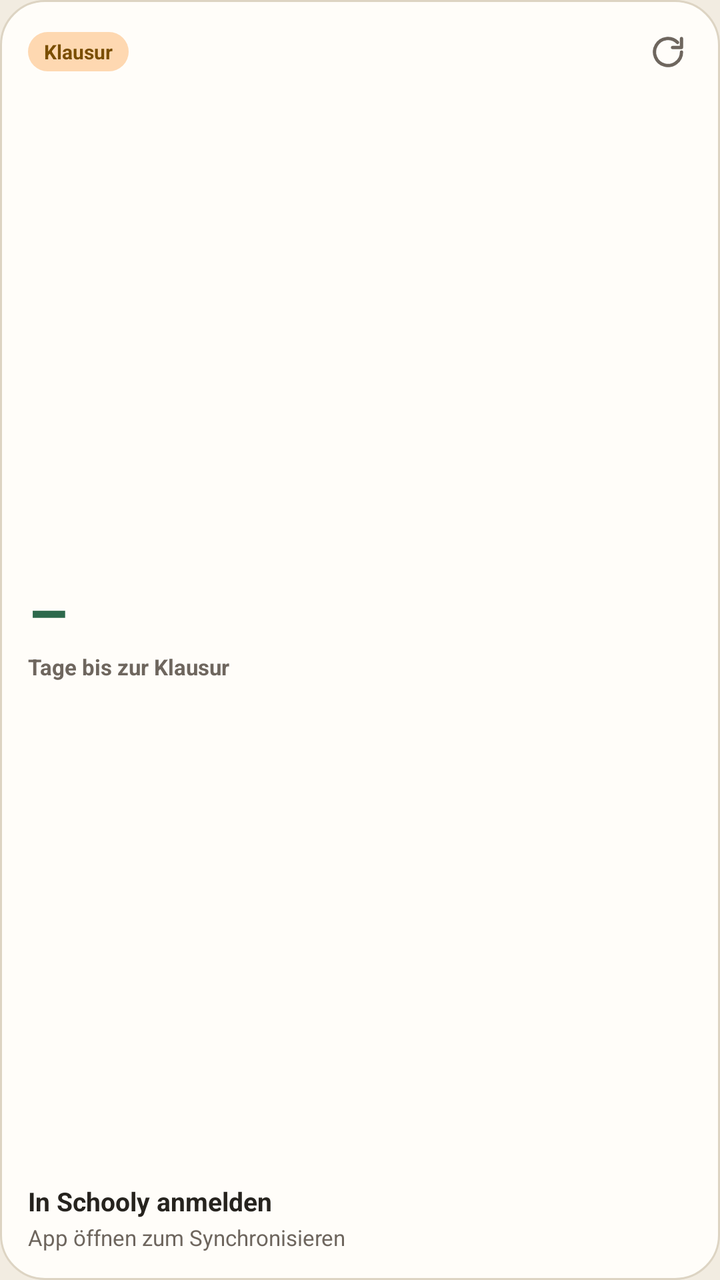
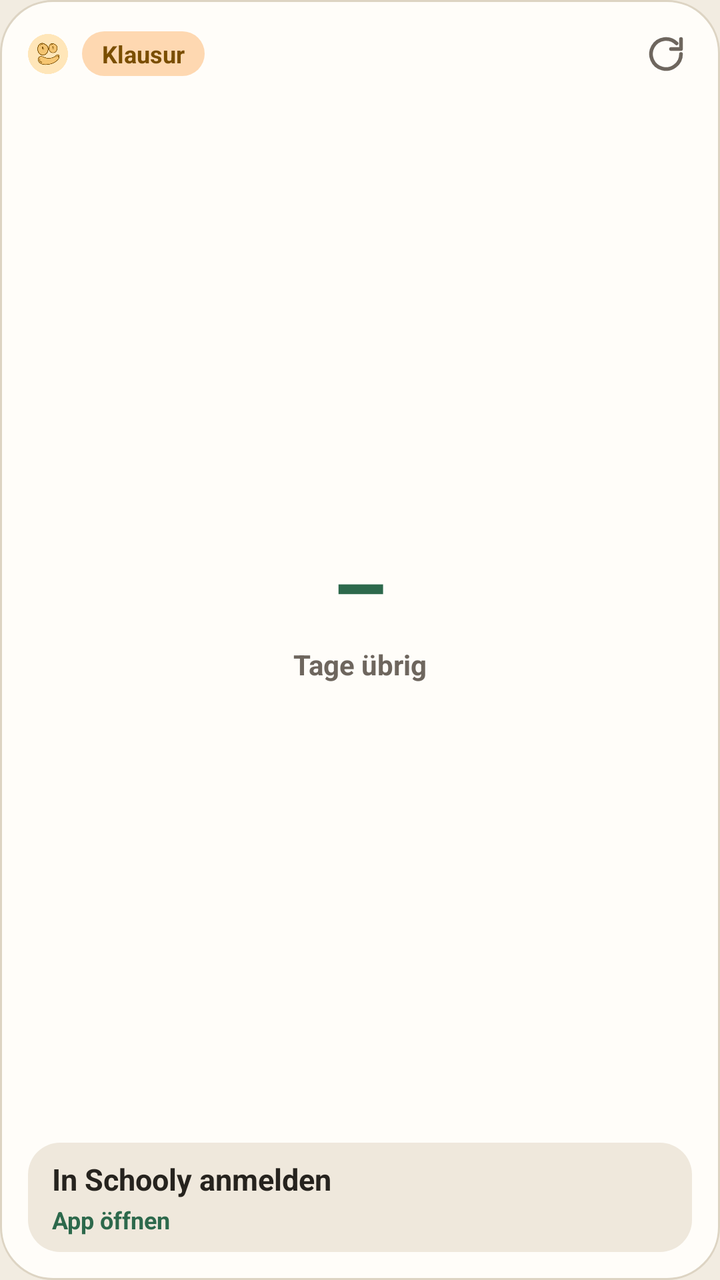

Two renders of the same Android screen: before a commit and after it. Below are the layout's source before the change and the commit's diff.
<!-- AndroidManifest.xml: application theme Theme.Schooly -->
<!-- res/layout/widget_exam_countdown.xml -->
<?xml version="1.0" encoding="utf-8"?>
<LinearLayout xmlns:android="http://schemas.android.com/apk/res/android"
    android:id="@+id/widget_exam_root"
    android:layout_width="match_parent"
    android:layout_height="match_parent"
    android:background="@drawable/widget_card_bg"
    android:orientation="vertical"
    android:padding="14dp">

    <LinearLayout
        android:layout_width="match_parent"
        android:layout_height="wrap_content"
        android:gravity="center_vertical"
        android:orientation="horizontal">

        <TextView
            android:id="@+id/exam_badge_text"
            android:layout_width="wrap_content"
            android:layout_height="wrap_content"
            android:background="@drawable/widget_peach_badge"
            android:ellipsize="end"
            android:maxLines="1"
            android:paddingStart="8dp"
            android:paddingTop="3dp"
            android:paddingEnd="8dp"
            android:paddingBottom="3dp"
            android:text="Klausur"
            android:textColor="@color/schooly_peach_text"
            android:textSize="10sp"
            android:textStyle="bold" />

        <LinearLayout
            android:layout_width="0dp"
            android:layout_height="1dp"
            android:layout_weight="1" />

        <ImageView
            android:id="@+id/exam_refresh_btn"
            android:layout_width="24dp"
            android:layout_height="24dp"
            android:contentDescription="@string/widget_refresh_cd"
            android:padding="3dp"
            android:src="@drawable/ic_widget_refresh" />
    </LinearLayout>

    <LinearLayout
        android:layout_width="match_parent"
        android:layout_height="0dp"
        android:layout_weight="1"
        android:gravity="center_vertical"
        android:orientation="vertical">

        <TextView
            android:id="@+id/exam_days_text"
            android:layout_width="wrap_content"
            android:layout_height="wrap_content"
            android:fontFeatureSettings="tnum"
            android:includeFontPadding="false"
            android:maxLines="1"
            android:text="–"
            android:textColor="@color/schooly_accent"
            android:textSize="32sp"
            android:textStyle="bold" />

        <TextView
            android:id="@+id/exam_countdown_sub"
            android:layout_width="wrap_content"
            android:layout_height="wrap_content"
            android:maxLines="1"
            android:text="Tage bis zur Klausur"
            android:textColor="@color/schooly_text_muted"
            android:textSize="11sp"
            android:textStyle="bold" />
    </LinearLayout>

    <TextView
        android:id="@+id/exam_title_text"
        android:layout_width="match_parent"
        android:layout_height="wrap_content"
        android:ellipsize="end"
        android:maxLines="1"
        android:text="In Schooly anmelden"
        android:textColor="@color/schooly_text_primary"
        android:textSize="13sp"
        android:textStyle="bold" />

    <TextView
        android:id="@+id/exam_meta_text"
        android:layout_width="match_parent"
        android:layout_height="wrap_content"
        android:layout_marginTop="2dp"
        android:ellipsize="end"
        android:maxLines="1"
        android:text="App öffnen zum Synchronisieren"
        android:textColor="@color/schooly_text_muted"
        android:textSize="11sp" />

</LinearLayout>
<!-- resources referenced by this layout -->
<resources>
  <color name="schooly_accent">#2D694C</color>
  <color name="schooly_peach_text">#7A4E00</color>
  <color name="schooly_text_muted">#6E665E</color>
  <color name="schooly_text_primary">#26231E</color>
  <!-- drawable ic_widget_refresh (drawable) -->
  <vector xmlns:android="http://schemas.android.com/apk/res/android"
      android:width="20dp"
      android:height="20dp"
      android:viewportWidth="24"
      android:viewportHeight="24">
      <path
          android:fillColor="@android:color/transparent"
          android:pathData="M21,12a9,9 0,1 1,-2.64 -6.36"
          android:strokeColor="@color/schooly_text_muted"
          android:strokeLineCap="round"
          android:strokeLineJoin="round"
          android:strokeWidth="2.2" />
      <path
          android:fillColor="@android:color/transparent"
          android:pathData="M21,3v6h-6"
          android:strokeColor="@color/schooly_text_muted"
          android:strokeLineCap="round"
          android:strokeLineJoin="round"
          android:strokeWidth="2.2" />
  </vector>
  <!-- drawable widget_card_bg (drawable) -->
  <?xml version="1.0" encoding="utf-8"?>
  <shape xmlns:android="http://schemas.android.com/apk/res/android" android:shape="rectangle">
      <solid android:color="@color/schooly_card" />
      <stroke android:width="1dp" android:color="@color/schooly_border" />
      <corners android:radius="22dp" />
  </shape>
  <!-- drawable widget_peach_badge (drawable) -->
  <?xml version="1.0" encoding="utf-8"?>
  <shape xmlns:android="http://schemas.android.com/apk/res/android" android:shape="rectangle">
      <solid android:color="@color/schooly_peach_soft" />
      <corners android:radius="999dp" />
  </shape>
  <string name="widget_refresh_cd">Aktualisieren</string>
  <style name="Theme.Schooly" parent="Theme.AppCompat.DayNight.NoActionBar">
          <item name="android:windowBackground">@color/schooly_bg</item>
          <item name="android:statusBarColor">@color/schooly_bg</item>
          <item name="android:navigationBarColor">@color/schooly_bg</item>
      </style>
  <color name="schooly_card">#FFFDF9</color>
  <color name="schooly_border">#DDD4C3</color>
  <color name="schooly_peach_soft">#FED8B1</color>
  <color name="schooly_bg">#F2ECE1</color>
</resources>

<!-- the commit's change to res/layout/widget_exam_countdown.xml (unified diff, before → after) -->
@@ -3,7 +3,7 @@
     android:id="@+id/widget_exam_root"
     android:layout_width="match_parent"
     android:layout_height="match_parent"
-    android:background="@drawable/widget_card_bg"
+    android:background="@drawable/widget_card_bg_light"
     android:orientation="vertical"
     android:padding="14dp">
 
@@ -13,20 +13,27 @@
         android:gravity="center_vertical"
         android:orientation="horizontal">
 
+        <ImageView
+            android:layout_width="20dp"
+            android:layout_height="20dp"
+            android:contentDescription="@string/app_name"
+            android:src="@drawable/ic_schooly_mark" />
+
         <TextView
             android:id="@+id/exam_badge_text"
             android:layout_width="wrap_content"
             android:layout_height="wrap_content"
-            android:background="@drawable/widget_peach_badge"
+            android:layout_marginStart="7dp"
+            android:background="@drawable/widget_peach_badge_light"
             android:ellipsize="end"
             android:maxLines="1"
-            android:paddingStart="8dp"
+            android:paddingStart="10dp"
             android:paddingTop="3dp"
-            android:paddingEnd="8dp"
+            android:paddingEnd="10dp"
             android:paddingBottom="3dp"
             android:text="Klausur"
-            android:textColor="@color/schooly_peach_text"
-            android:textSize="10sp"
+            android:textColor="#7A4E00"
+            android:textSize="12sp"
             android:textStyle="bold" />
 
         <LinearLayout
@@ -36,8 +43,8 @@
 
         <ImageView
             android:id="@+id/exam_refresh_btn"
-            android:layout_width="24dp"
-            android:layout_height="24dp"
+            android:layout_width="26dp"
+            android:layout_height="26dp"
             android:contentDescription="@string/widget_refresh_cd"
             android:padding="3dp"
             android:src="@drawable/ic_widget_refresh" />
@@ -47,7 +54,7 @@
         android:layout_width="match_parent"
         android:layout_height="0dp"
         android:layout_weight="1"
-        android:gravity="center_vertical"
+        android:gravity="center"
         android:orientation="vertical">
 
         <TextView
@@ -58,41 +65,55 @@
             android:includeFontPadding="false"
             android:maxLines="1"
             android:text="–"
-            android:textColor="@color/schooly_accent"
-            android:textSize="32sp"
+            android:textColor="#2D694C"
+            android:textSize="44sp"
             android:textStyle="bold" />
 
         <TextView
             android:id="@+id/exam_countdown_sub"
             android:layout_width="wrap_content"
             android:layout_height="wrap_content"
+            android:layout_marginTop="2dp"
             android:maxLines="1"
-            android:text="Tage bis zur Klausur"
-            android:textColor="@color/schooly_text_muted"
-            android:textSize="11sp"
+            android:text="Tage übrig"
+            android:textColor="#6E665E"
+            android:textSize="14sp"
             android:textStyle="bold" />
     </LinearLayout>
 
-    <TextView
-        android:id="@+id/exam_title_text"
+    <LinearLayout
+        android:id="@+id/exam_info_box"
         android:layout_width="match_parent"
         android:layout_height="wrap_content"
-        android:ellipsize="end"
-        android:maxLines="1"
-        android:text="In Schooly anmelden"
-        android:textColor="@color/schooly_text_primary"
-        android:textSize="13sp"
-        android:textStyle="bold" />
+        android:background="@drawable/widget_row_bg_light"
+        android:orientation="vertical"
+        android:paddingStart="12dp"
+        android:paddingTop="8dp"
+        android:paddingEnd="12dp"
+        android:paddingBottom="8dp">
 
-    <TextView
-        android:id="@+id/exam_meta_text"
-        android:layout_width="match_parent"
-        android:layout_height="wrap_content"
-        android:layout_marginTop="2dp"
-        android:ellipsize="end"
-        android:maxLines="1"
-        android:text="App öffnen zum Synchronisieren"
-        android:textColor="@color/schooly_text_muted"
-        android:textSize="11sp" />
+        <TextView
+            android:id="@+id/exam_title_text"
+            android:layout_width="match_parent"
+            android:layout_height="wrap_content"
+            android:ellipsize="end"
+            android:maxLines="1"
+            android:text="In Schooly anmelden"
+            android:textColor="#26231E"
+            android:textSize="15sp"
+            android:textStyle="bold" />
+
+        <TextView
+            android:id="@+id/exam_meta_text"
+            android:layout_width="match_parent"
+            android:layout_height="wrap_content"
+            android:layout_marginTop="2dp"
+            android:ellipsize="end"
+            android:maxLines="1"
+            android:text="App öffnen"
+            android:textColor="#2D694C"
+            android:textSize="12sp"
+            android:textStyle="bold" />
+    </LinearLayout>
 
 </LinearLayout>
<!-- resource entries referenced after the edit -->
@@ -1,9 +1,7 @@
 <!-- resources referenced by this layout -->
 <resources>
-  <color name="schooly_accent">#2D694C</color>
-  <color name="schooly_peach_text">#7A4E00</color>
+  <!-- drawable ic_schooly_mark: png bitmap (drawable, 11386 bytes) -->
   <color name="schooly_text_muted">#6E665E</color>
-  <color name="schooly_text_primary">#26231E</color>
   <!-- drawable ic_widget_refresh (drawable) -->
   <vector xmlns:android="http://schemas.android.com/apk/res/android"
       android:width="20dp"
@@ -25,28 +23,32 @@
           android:strokeLineJoin="round"
           android:strokeWidth="2.2" />
   </vector>
-  <!-- drawable widget_card_bg (drawable) -->
+  <!-- drawable widget_card_bg_light (drawable) -->
   <?xml version="1.0" encoding="utf-8"?>
   <shape xmlns:android="http://schemas.android.com/apk/res/android" android:shape="rectangle">
-      <solid android:color="@color/schooly_card" />
-      <stroke android:width="1dp" android:color="@color/schooly_border" />
-      <corners android:radius="22dp" />
+      <solid android:color="#FFFDF9" />
+      <stroke android:width="1dp" android:color="#DDD4C3" />
+      <corners android:radius="26dp" />
   </shape>
-  <!-- drawable widget_peach_badge (drawable) -->
+  <!-- drawable widget_peach_badge_light (drawable) -->
   <?xml version="1.0" encoding="utf-8"?>
   <shape xmlns:android="http://schemas.android.com/apk/res/android" android:shape="rectangle">
-      <solid android:color="@color/schooly_peach_soft" />
+      <solid android:color="#FED8B1" />
       <corners android:radius="999dp" />
   </shape>
+  <!-- drawable widget_row_bg_light (drawable) -->
+  <?xml version="1.0" encoding="utf-8"?>
+  <shape xmlns:android="http://schemas.android.com/apk/res/android" android:shape="rectangle">
+      <solid android:color="#EFE8DC" />
+      <corners android:radius="16dp" />
+  </shape>
+  <string name="app_name">Schooly</string>
   <string name="widget_refresh_cd">Aktualisieren</string>
   <style name="Theme.Schooly" parent="Theme.AppCompat.DayNight.NoActionBar">
           <item name="android:windowBackground">@color/schooly_bg</item>
-          <item name="android:statusBarColor">@color/schooly_bg</item>
-          <item name="android:navigationBarColor">@color/schooly_bg</item>
+          <item name="android:statusBarColor">@android:color/transparent</item>
+          <item name="android:navigationBarColor">@android:color/transparent</item>
       </style>
-  <color name="schooly_card">#FFFDF9</color>
-  <color name="schooly_border">#DDD4C3</color>
-  <color name="schooly_peach_soft">#FED8B1</color>
   <color name="schooly_bg">#F2ECE1</color>
 </resources>
 
